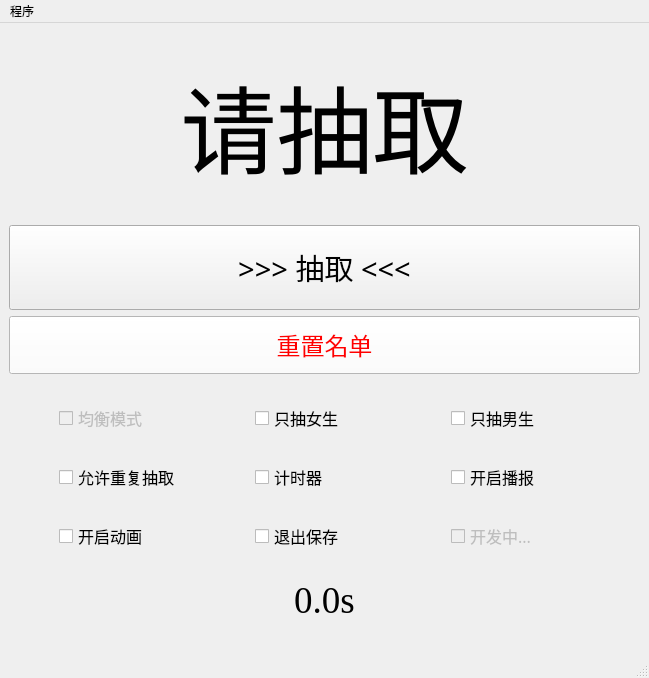
The window that ui/main.ui (Chengzi600/ClassNamePicker) describes before a commit, drawn with Qt 5.
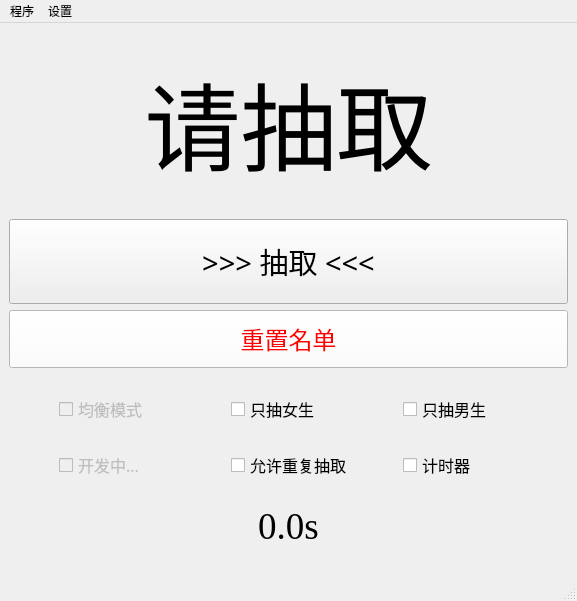
The same window after the commit.

Diff of the .ui file:
```diff
--- a/ui/main.ui
+++ b/ui/main.ui
@@ -9,8 +9,8 @@
    <rect>
     <x>0</x>
     <y>0</y>
-    <width>649</width>
-    <height>678</height>
+    <width>577</width>
+    <height>601</height>
    </rect>
   </property>
   <property name="sizePolicy">
@@ -608,6 +608,22 @@
       <property name="leftMargin">
        <number>50</number>
       </property>
+      <item>
+       <widget class="QCheckBox" name="checkBox_12">
+        <property name="enabled">
+         <bool>false</bool>
+        </property>
+        <property name="font">
+         <font>
+          <family>宋体</family>
+          <pointsize>12</pointsize>
+         </font>
+        </property>
+        <property name="text">
+         <string>开发中...</string>
+        </property>
+       </widget>
+      </item>
       <item>
        <widget class="QCheckBox" name="pick_again_checkbox">
         <property name="font">
@@ -637,77 +653,6 @@
         </property>
        </widget>
       </item>
-      <item>
-       <widget class="QCheckBox" name="pick_read_checkbox">
-        <property name="font">
-         <font>
-          <family>宋体</family>
-          <pointsize>12</pointsize>
-         </font>
-        </property>
-        <property name="text">
-         <string>开启播报</string>
-        </property>
-       </widget>
-      </item>
-     </layout>
-    </item>
-    <item>
-     <layout class="QHBoxLayout" name="config_ui_3">
-      <property name="spacing">
-       <number>7</number>
-      </property>
-      <property name="sizeConstraint">
-       <enum>QLayout::SetDefaultConstraint</enum>
-      </property>
-      <property name="leftMargin">
-       <number>50</number>
-      </property>
-      <item>
-       <widget class="QCheckBox" name="pick_animation_checkbox">
-        <property name="font">
-         <font>
-          <family>宋体</family>
-          <pointsize>12</pointsize>
-         </font>
-        </property>
-        <property name="layoutDirection">
-         <enum>Qt::LeftToRight</enum>
-        </property>
-        <property name="text">
-         <string>开启动画</string>
-        </property>
-       </widget>
-      </item>
-      <item>
-       <widget class="QCheckBox" name="is_save_checkbox">
-        <property name="font">
-         <font>
-          <family>宋体</family>
-          <pointsize>12</pointsize>
-         </font>
-        </property>
-        <property name="text">
-         <string>退出保存</string>
-        </property>
-       </widget>
-      </item>
-      <item>
-       <widget class="QCheckBox" name="checkBox_12">
-        <property name="enabled">
-         <bool>false</bool>
-        </property>
-        <property name="font">
-         <font>
-          <family>宋体</family>
-          <pointsize>12</pointsize>
-         </font>
-        </property>
-        <property name="text">
-         <string>开发中...</string>
-        </property>
-       </widget>
-      </item>
      </layout>
     </item>
     <item>
@@ -739,7 +684,7 @@
     <rect>
      <x>0</x>
      <y>0</y>
-     <width>649</width>
+     <width>577</width>
      <height>26</height>
     </rect>
    </property>
@@ -753,7 +698,14 @@
     <addaction name="update_action"/>
     <addaction name="github_action"/>
    </widget>
+   <widget class="QMenu" name="menu">
+    <property name="title">
+     <string>设置</string>
+    </property>
+    <addaction name="config_action"/>
+   </widget>
    <addaction name="menu_about"/>
+   <addaction name="menu"/>
   </widget>
   <widget class="QStatusBar" name="statusbar"/>
   <action name="update_action">
```
Left out of the diff: 6 changed lines with no effect on the pictures.
